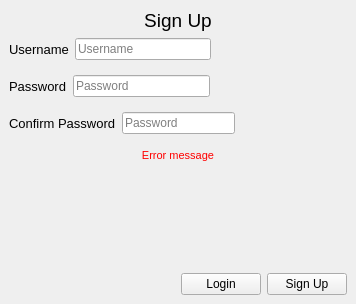
Old version of the form ui/sign_up.ui in the repository VicMbugua/TaskManagementSystem.
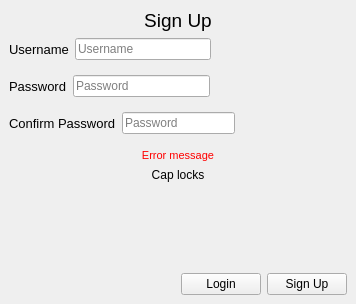
New version of the form.

What changed in the file:
```diff
--- a/ui/sign_up.ui
+++ b/ui/sign_up.ui
@@ -189,6 +189,16 @@
       </property>
      </widget>
     </item>
+    <item>
+     <widget class="QLabel" name="caps_lock">
+      <property name="text">
+       <string>Cap locks</string>
+      </property>
+      <property name="alignment">
+       <set>Qt::AlignCenter</set>
+      </property>
+     </widget>
+    </item>
     <item>
      <spacer name="verticalSpacer">
       <property name="orientation">
```
